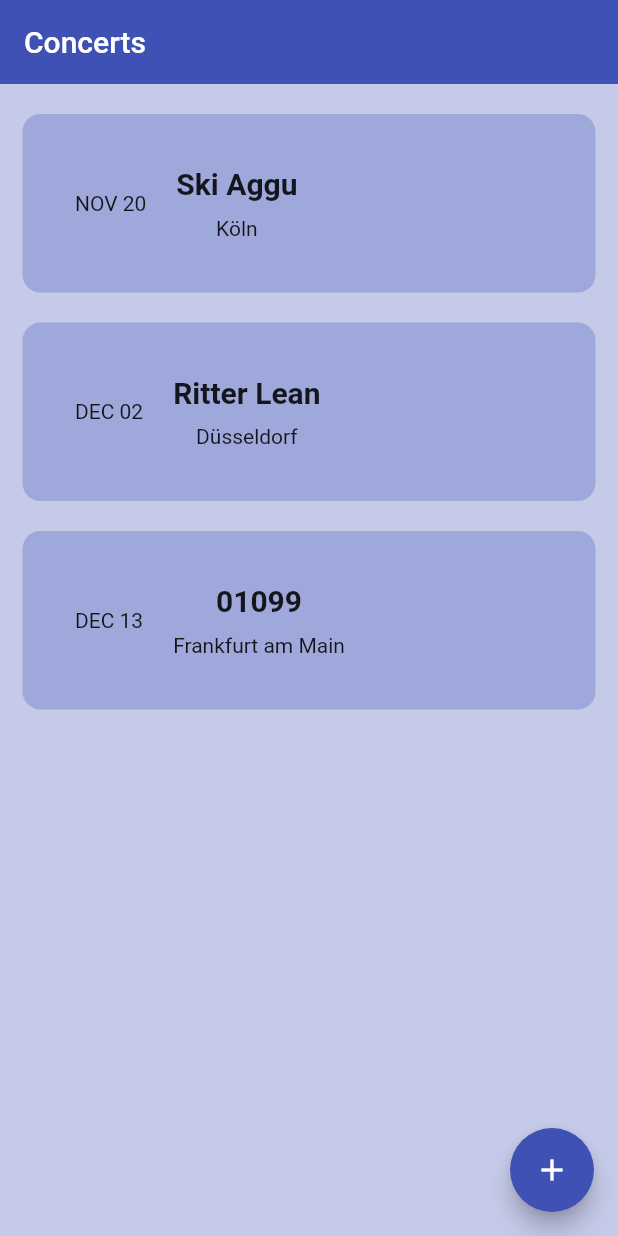
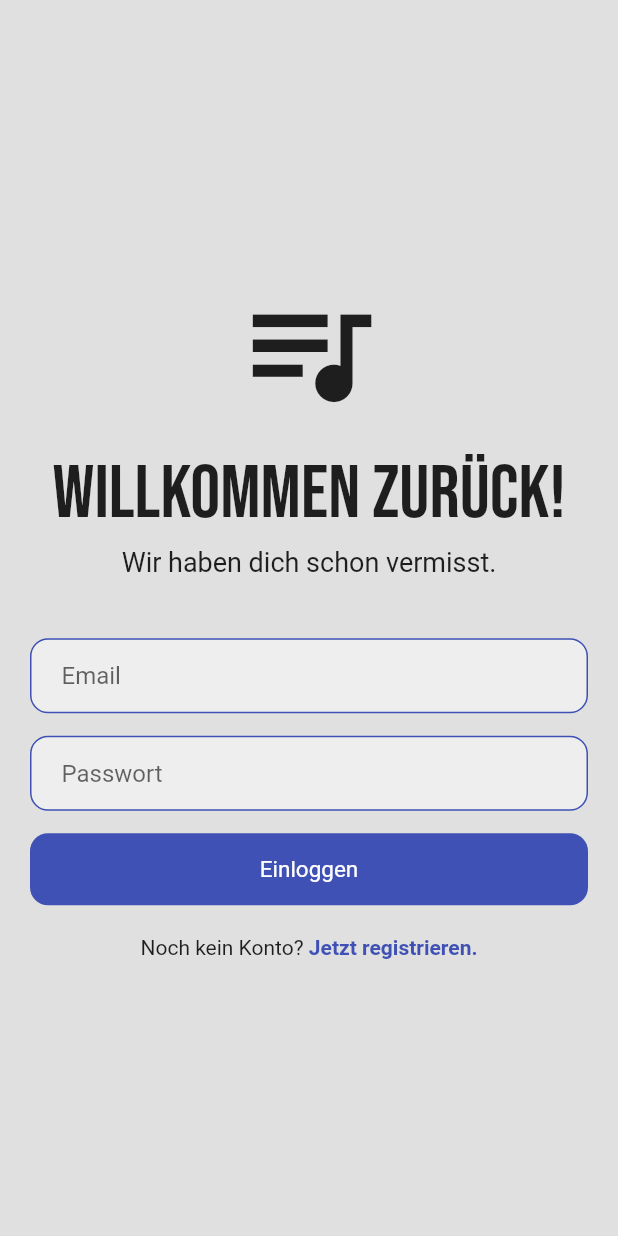
Before and after one commit to noahimwind/front_row_app, a Flutter app: the screen it shows after launch, on a phone screen of 412 x 824 dp. Run offline on Flutter 3.47's test engine with Material 2 defaults, Android fonts, the phone set to English and light mode, and no system bars; our stand-ins replace google_fonts.

Commit message:
login page ui

```diff
--- a/lib/main.dart
+++ b/lib/main.dart
@@ -1,5 +1,6 @@
 import 'package:flutter/material.dart';
 import 'package:front_row_app/pages/home_page.dart';
+import 'package:front_row_app/pages/login_page.dart';
 
 void main() {
   runApp(MyApp());
@@ -12,7 +13,7 @@
   Widget build(BuildContext context) {
     return MaterialApp(
       debugShowCheckedModeBanner: false,
-      home: HomePage(),
+      home: LoginPage(),
       theme: ThemeData(primarySwatch: Colors.indigo)
     );
   }
--- a/lib/pages/home_page.dart
+++ b/lib/pages/home_page.dart
@@ -16,11 +16,7 @@
   TextEditingController _venueController = TextEditingController();
 
   // list of concerts
-  List concertList = [
-    ["NOV 20", "Ski Aggu", "Köln"],
-    ["DEC 02", "Ritter Lean", "Düsseldorf"],
-    ["DEC 13", "01099", "Frankfurt am Main"],
-  ];
+  List concertList = [];
 
   //save new concert
   void saveNewConcert() {
--- /dev/null
+++ b/lib/pages/login_page.dart
@@ -0,0 +1,130 @@
+// ignore_for_file: prefer_const_constructors, prefer_const_literals_to_create_immutables
+
+import 'package:flutter/material.dart';
+import 'package:google_fonts/google_fonts.dart';
+
+class LoginPage extends StatefulWidget {
+  const LoginPage({Key? key}) : super(key: key);
+
+  @override
+  State<LoginPage> createState() => _LoginPageState();
+}
+
+class _LoginPageState extends State<LoginPage> {
+  @override
+  Widget build(BuildContext context) {
+    return Scaffold(
+      backgroundColor: Colors.grey[300],
+      body: SafeArea(
+        child: Center(
+          child: Column(
+            mainAxisAlignment: MainAxisAlignment.center,
+            children: [
+              Icon(
+                Icons.queue_music_outlined,
+                size: 100,
+              ),
+          SizedBox(height: 15),
+          // hello again
+          Text(
+            'Willkommen zurück!',
+            style: GoogleFonts.bebasNeue(
+              fontSize: 50
+            )
+          ),
+          SizedBox(height: 5),
+          Text(
+            'Wir haben dich schon vermisst.',
+            style: TextStyle(
+              fontSize: 18,
+            ),
+          ),
+          SizedBox(height: 40),
+
+          // email textfield
+          Padding(
+            padding: const EdgeInsets.symmetric(horizontal: 20.0),
+            child: Container(
+              decoration: BoxDecoration(
+                color: Colors.grey[200],
+                border: Border.all(color: Colors.indigo),
+                borderRadius: BorderRadius.circular(12),
+              ),
+              child: Padding(
+                padding: const EdgeInsets.only(left: 20.0),
+                child: TextField(
+                  decoration: InputDecoration(
+                    border: InputBorder.none,
+                    hintText: 'Email',
+                  ),
+                ),
+              ),
+            ),
+          ),
+          SizedBox(height: 15),
+
+          // password textfield
+          Padding(
+            padding: const EdgeInsets.symmetric(horizontal: 20.0),
+            child: Container(
+              decoration: BoxDecoration(
+                color: Colors.grey[200],
+                border: Border.all(color: Colors.indigo),
+                borderRadius: BorderRadius.circular(12),
+              ),
+              child: Padding(
+                padding: const EdgeInsets.only(left: 20.0),
+                child: TextField(
+                  obscureText: true,
+                  decoration: InputDecoration(
+                    border: InputBorder.none,
+                    hintText: 'Passwort',
+                  ),
+                ),
+              ),
+            ),
+          ),
+          SizedBox(height: 15),
+
+          // sign in button
+          Padding(
+            padding: const EdgeInsets.symmetric(horizontal: 20.0),
+            child: Container(
+              padding: EdgeInsets.all(15),
+              decoration: BoxDecoration(
+                color: Colors.indigo,
+                borderRadius: BorderRadius.circular(12)
+                ),
+              child: Center(
+                child: Text(
+                  'Einloggen',
+                  style: TextStyle(
+                    color: Colors.white,
+                    fontSize: 15
+                  ),
+                )
+              ),
+            ),
+          ),
+          SizedBox(height: 20),
+
+          // not a member - register button
+          Row(
+            mainAxisAlignment: MainAxisAlignment.center,
+            children: [
+              Text('Noch kein Konto? '),
+              Text(
+                'Jetzt registrieren.',
+                style: TextStyle(
+                  color: Colors.indigo,
+                  fontWeight: FontWeight.bold
+                ),
+              )
+            ],
+          )
+          ],),
+        )
+      ),
+    );
+  }
+}
--- a/lib/utilities/buttons.dart
+++ b/lib/utilities/buttons.dart
@@ -2,7 +2,7 @@
 
 class MyButtons extends StatelessWidget {
   final String text;
-  VoidCallback onPressed;
+  final VoidCallback onPressed;
 
   MyButtons({
     super.key,
--- a/lib/utilities/dialog_box.dart
+++ b/lib/utilities/dialog_box.dart
@@ -6,8 +6,8 @@
   final TextEditingController dateController;
   final TextEditingController artistController;
   final TextEditingController venueController;
-  VoidCallback onSave;
-  VoidCallback onCancel;
+  final VoidCallback onSave;
+  final VoidCallback onCancel;
 
   DialogBox({
     super.key,
--- a/pubspec.yaml
+++ b/pubspec.yaml
@@ -36,6 +36,7 @@
   # The following adds the Cupertino Icons font to your application.
   # Use with the CupertinoIcons class for iOS style icons.
   cupertino_icons: ^1.0.2
+  google_fonts:
 
 dev_dependencies:
   flutter_test:
```
Also changed, not shown: pubspec.lock.
